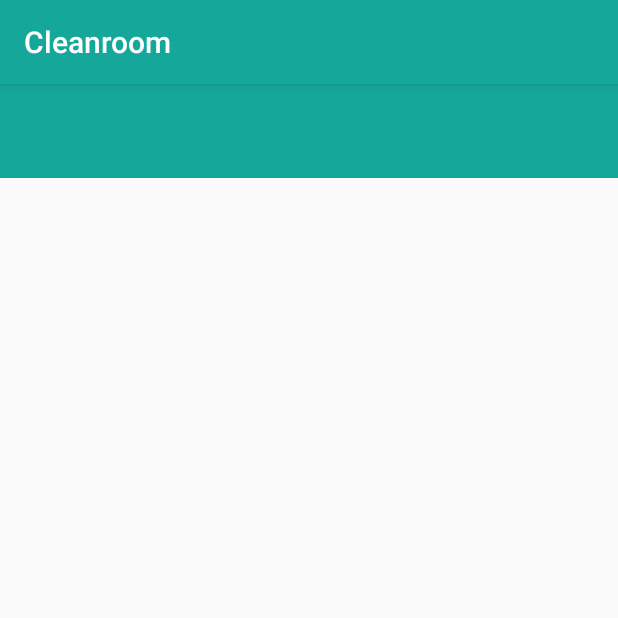
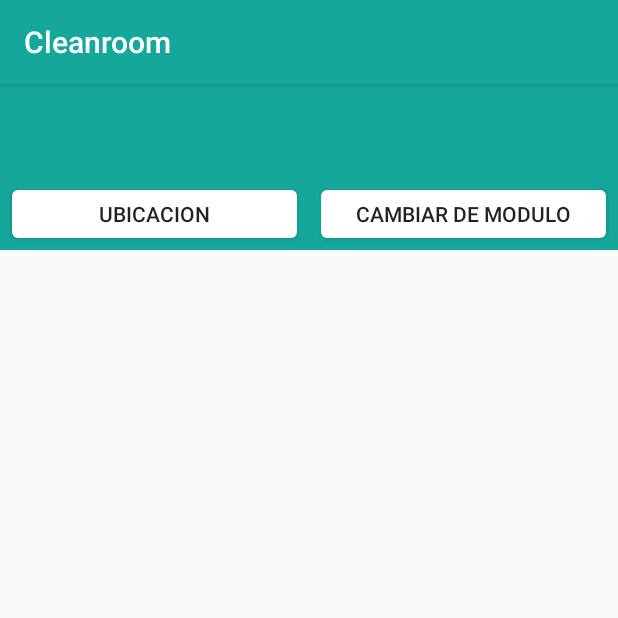
Before and after one commit to santiagoalberto416/integer-room, an Android app: the SingleRoomActivity screen opened directly, with no data from a screen before it, on a phone screen of 412 x 824 dp, the top half of it. Run offline under Robolectric (Android 15) with nearby library versions, the phone set to English and light mode, and no system bars.

Commit message:
Saving everithing before crash

```diff
--- a/app/src/main/java/com/example/santiagoalbertokirk/cleanroom/fragment/MeditorOfSensorFragment.java
+++ b/app/src/main/java/com/example/santiagoalbertokirk/cleanroom/fragment/MeditorOfSensorFragment.java
@@ -65,7 +65,9 @@ public class MeditorOfSensorFragment extends Fragment {
     }
 
     public void setValueToMeter(float value){
-        mMeterView.speedTo(value);
+        if(mMeterView!=null) {
+            mMeterView.speedTo(value);
+        }
     }
 
 }
--- /dev/null
+++ b/app/src/main/res/drawable-hdpi/shape_button_room.xml
@@ -0,0 +1,10 @@
+<?xml version="1.0" encoding="utf-8"?>
+<shape xmlns:android="http://schemas.android.com/apk/res/android">
+    <solid android:color="@android:color/white"/>
+
+
+    <corners android:bottomRightRadius="4dp"
+        android:bottomLeftRadius="4dp"
+        android:topLeftRadius="4dp"
+        android:topRightRadius="4dp" />
+</shape>
--- a/app/src/main/res/layout/activity_single_room.xml
+++ b/app/src/main/res/layout/activity_single_room.xml
@@ -27,10 +27,32 @@
             android:id="@+id/subtitle_text"
             android:textColor="@android:color/white"
             android:textSize="14sp"/>
+    </RelativeLayout>
 
 
+    <LinearLayout
+        android:layout_width="match_parent"
+        android:layout_height="wrap_content"
+        android:background="@color/colorPrimary">
 
-    </RelativeLayout>
+        <Button
+            android:id="@+id/ubication"
+            android:layout_width="0dp"
+            android:layout_weight="1"
+            android:layout_height="32dp"
+            android:text="Ubicacion"
+            android:background="@drawable/shape_button_room"
+            android:layout_margin="8dp"/>
+        <Button
+            android:id="@+id/change_module"
+            android:layout_width="0dp"
+            android:layout_weight="1"
+            android:layout_height="32dp"
+            android:background="@drawable/shape_button_room"
+            android:layout_margin="8dp"
+            android:text="Cambiar de modulo"/>
+
+    </LinearLayout>
 
     <!-- activity_screen_slide.xml -->
     <android.support.v4.view.ViewPager
@@ -39,4 +61,5 @@
         android:layout_width="match_parent"
         android:layout_height="match_parent" />
 
+
 </LinearLayout>
--- a/build.gradle
+++ b/build.gradle
@@ -3,9 +3,13 @@
 buildscript {
     repositories {
         jcenter()
+        maven {
+            url 'https://maven.google.com/'
+            name 'Google'
+        }
     }
     dependencies {
-        classpath 'com.android.tools.build:gradle:2.3.2'
+        classpath 'com.android.tools.build:gradle:3.0.1'
 
         // NOTE: Do not place your application dependencies here; they belong
         // in the individual module build.gradle files
```
Also changed, not shown: app/src/main/AndroidManifest.xml (+6 -5 lines), app/src/main/java/com/example/santiagoalbertokirk/cleanroom/MainActivity.java (+3 -9 lines), app/src/main/java/com/example/santiagoalbertokirk/cleanroom/SingleRoomActivity.java (+74 -3 lines), app/src/main/java/com/example/santiagoalbertokirk/cleanroom/draw/DrawMapView.java (added, +46 -0 lines), app/src/main/java/com/example/santiagoalbertokirk/cleanroom/draw/MapActivity.java (added, +34 -0 lines), app/src/main/res/layout/activity_draw.xml (added, +19 -0 lines), app/src/main/res/layout/activity_main.xml (+3 -9 lines), app/src/main/res/drawable-hdpi/cuadricula.png (added), gradle/wrapper/gradle-wrapper.properties.
